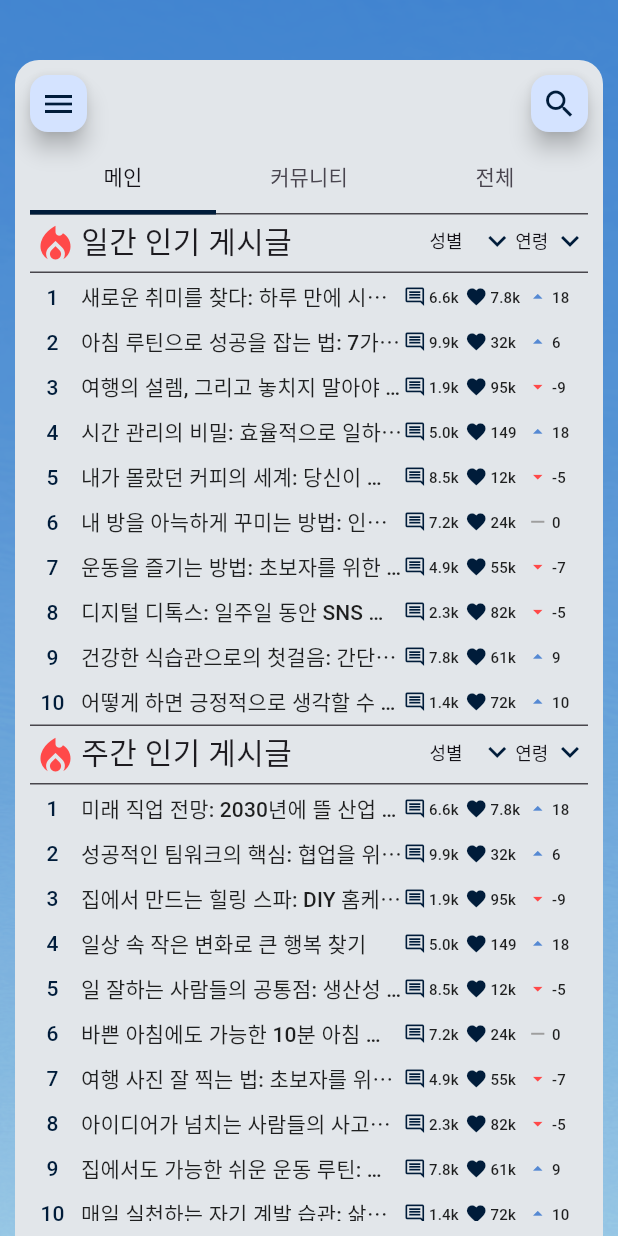
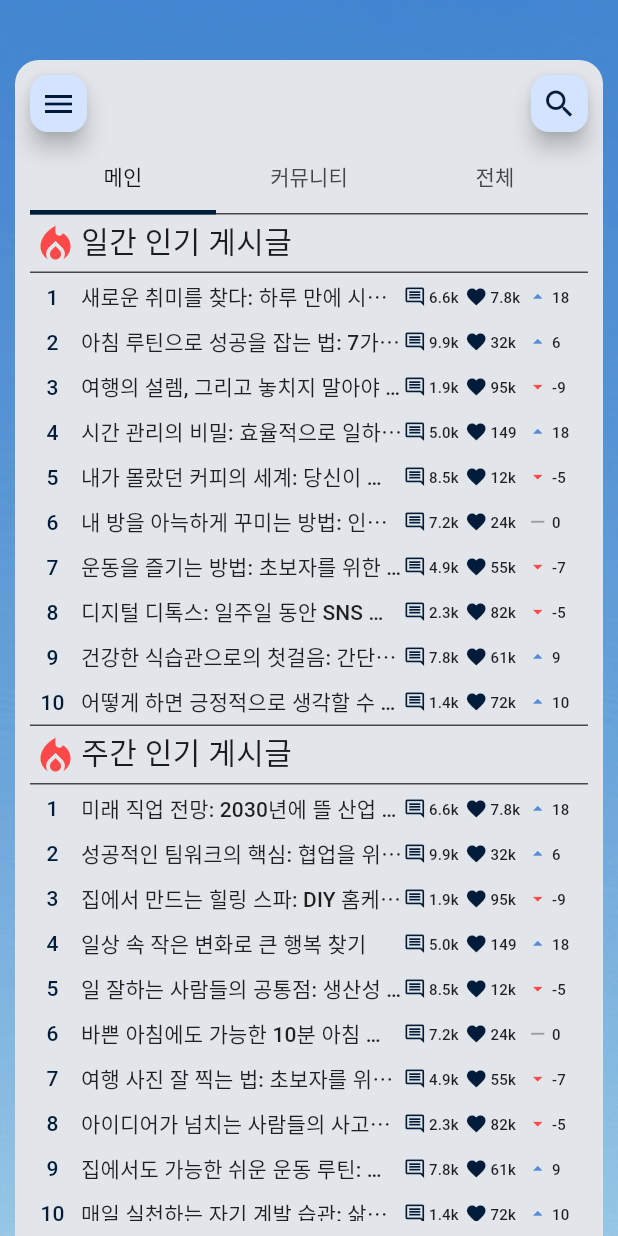
Before and after one commit to Capstone-Design-LAXY/LAXY-Client, a Flutter app: the screen it shows after launch, on a phone screen of 412 x 824 dp. Run offline on Flutter 3.47's test engine with Material 3 defaults, Android fonts, the phone set to English and light mode, and no system bars; our stand-ins replace flutter_secure_storage, image_picker, shared_preferences; missing offline and left inert: flutter_chip_tags, flutter_quill, flutter_quill_extensions; accounts and stored records are empty.

Commit message:
트랜드 - 메인, 커뮤니티 - 메인 : 필터 제거

```diff
--- a/lib/screen/main/trends_main_tab_view.dart
+++ b/lib/screen/main/trends_main_tab_view.dart
@@ -18,15 +18,15 @@ class TrendsMainTabView extends StatefulWidget {
   State<TrendsMainTabView> createState() => _TrendsMainTabView();
 }
 
-const List<String> ageList = <String>['연령', '10대', '20대', '30대', '40대', '50대', '60대'];
-const List<String> genderList = <String>['성별', '남자', '여자', '비공개'];
+// const List<String> ageList = <String>['연령', '10대', '20대', '30대', '40대', '50대', '60대'];
+// const List<String> genderList = <String>['성별', '남자', '여자', '비공개'];
 
 class _TrendsMainTabView extends State<TrendsMainTabView>
     with SingleTickerProviderStateMixin {
-  String dropdownValueAge1 = ageList.first;
-  String dropdownValueGender1 = genderList.first;
-  String dropdownValueAge2 = ageList.first;
-  String dropdownValueGender2 = genderList.first;
+  // String dropdownValueAge1 = ageList.first;
+  // String dropdownValueGender1 = genderList.first;
+  // String dropdownValueAge2 = ageList.first;
+  // String dropdownValueGender2 = genderList.first;
   late RankData rankData;
 
   @override
@@ -243,24 +243,24 @@ class _TrendsMainTabView extends State<TrendsMainTabView>
           iconColor: const Color(0xFFFF4949),
           title: '일간 인기 게시글',
           children: [
-            CustomDropdownButton(
-              items: genderList,
-              onChanged: (String? genderValue) {
-                setState(() {
-                  dropdownValueGender1 = genderValue!;
-                });
-              },
-              valueGender: dropdownValueGender1
-            ),
-            CustomDropdownButton(
-                items: ageList,
-                onChanged: (String? ageValue) {
-                  setState(() {
-                    dropdownValueAge1 = ageValue!;
-                  });
-                },
-                valueGender: dropdownValueAge1
-            ),
+            // CustomDropdownButton(
+            //   items: genderList,
+            //   onChanged: (String? genderValue) {
+            //     setState(() {
+            //       dropdownValueGender1 = genderValue!;
+            //     });
+            //   },
+            //   valueGender: dropdownValueGender1
+            // ),
+            // CustomDropdownButton(
+            //     items: ageList,
+            //     onChanged: (String? ageValue) {
+            //       setState(() {
+            //         dropdownValueAge1 = ageValue!;
+            //       });
+            //     },
+            //     valueGender: dropdownValueAge1
+            // ),
           ]
         ),
         const Padding(
@@ -276,24 +276,24 @@ class _TrendsMainTabView extends State<TrendsMainTabView>
             iconColor: const Color(0xFFFF4949),
             title: '주간 인기 게시글',
             children: [
-              CustomDropdownButton(
-                  items: genderList,
-                  onChanged: (String? genderValue) {
-                    setState(() {
-                      dropdownValueGender2 = genderValue!;
-                    });
-                  },
-                  valueGender: dropdownValueGender2
-              ),
-              CustomDropdownButton(
-                  items: ageList,
-                  onChanged: (String? ageValue) {
-                    setState(() {
-                      dropdownValueAge2 = ageValue!;
-                    });
-                  },
-                  valueGender: dropdownValueAge2
-              ),
+              // CustomDropdownButton(
+              //     items: genderList,
+              //     onChanged: (String? genderValue) {
+              //       setState(() {
+              //         dropdownValueGender2 = genderValue!;
+              //       });
+              //     },
+              //     valueGender: dropdownValueGender2
+              // ),
+              // CustomDropdownButton(
+              //     items: ageList,
+              //     onChanged: (String? ageValue) {
+              //       setState(() {
+              //         dropdownValueAge2 = ageValue!;
+              //       });
+              //     },
+              //     valueGender: dropdownValueAge2
+              // ),
             ]
         ),
         const Padding(
```
Also changed, not shown: lib/screen/tag/community_main_tab_view.dart (+42 -42 lines).
